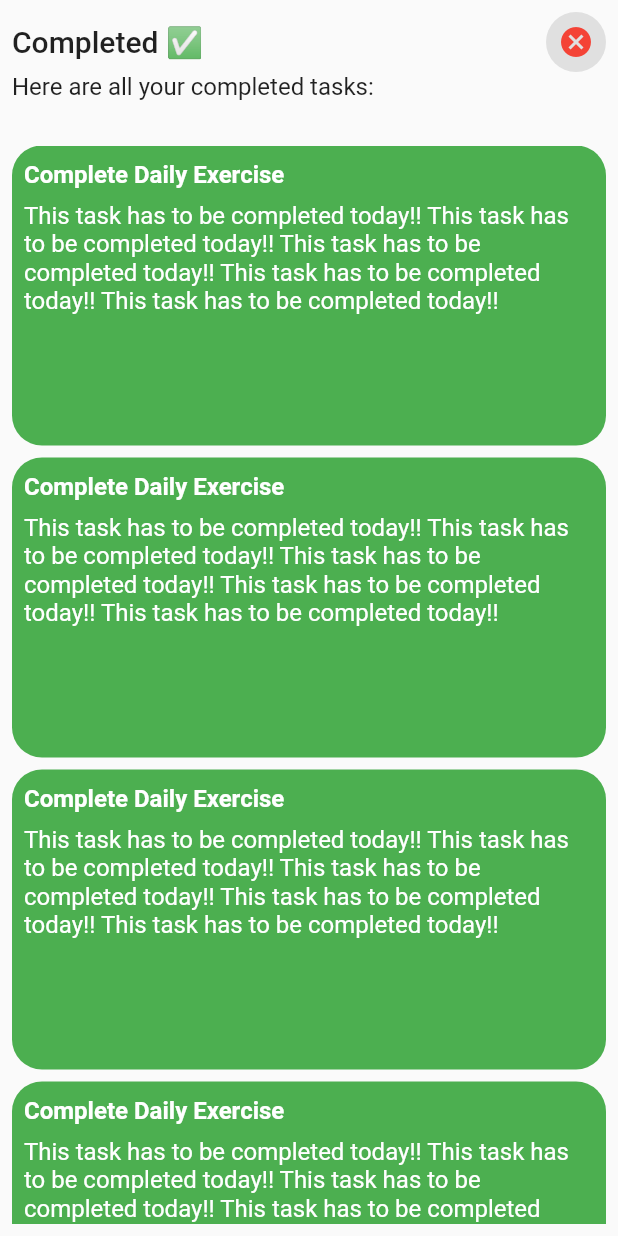
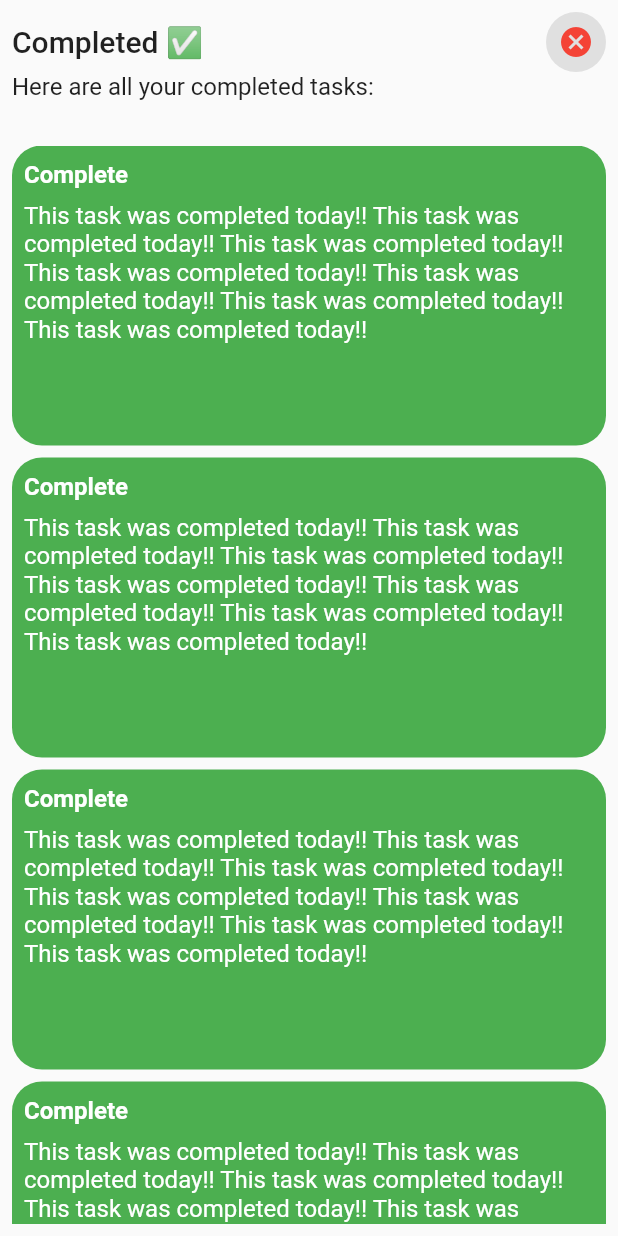
Before and after one commit to ogunkapc/GDSC-TMA, a Flutter app: the CompletedTaskPage screen opened directly, on a phone screen of 412 x 824 dp. Run offline on Flutter 3.47's test engine with Material 2 defaults, Android fonts, the phone set to English and light mode, and no system bars.

Commit message:
task page

```diff
--- a/lib/auth/sign_in.dart
+++ b/lib/auth/sign_in.dart
@@ -1,6 +1,6 @@
 import 'package:flutter/material.dart';
 import 'package:task_management_app/auth/sign_up.dart';
-import 'package:task_management_app/home_page/home_page.dart';
+import 'package:task_management_app/home_page/task_page.dart';
 import 'package:task_management_app/onboarding/custom_button.dart';
 
 class LoginScreen extends StatefulWidget {
--- a/lib/auth/sign_up.dart
+++ b/lib/auth/sign_up.dart
@@ -1,6 +1,6 @@
 import 'package:flutter/material.dart';
 import 'package:task_management_app/auth/sign_in.dart';
-import 'package:task_management_app/home_page/home_page.dart';
+import 'package:task_management_app/home_page/task_page.dart';
 import 'package:task_management_app/onboarding/custom_button.dart';
 
 class RegisterScreen extends StatefulWidget {
--- a/lib/completed_task/completed_task_screen.dart
+++ b/lib/completed_task/completed_task_screen.dart
@@ -1,5 +1,5 @@
 import 'package:flutter/material.dart';
-import 'package:task_management_app/home_page/home_page.dart';
+import 'package:task_management_app/home_page/task_page.dart';
 
 class CompletedTaskPage extends StatefulWidget {
   const CompletedTaskPage({Key? key}) : super(key: key);
@@ -68,12 +68,12 @@ class _CompletedTaskPageState extends State<CompletedTaskPage> {
                               crossAxisAlignment: CrossAxisAlignment.start,
                               children: const [
                                 Text(
-                                  "Complete Daily Exercise",
+                                  "Complete",
                                   style: TextStyle(
                                       fontSize: 16, fontWeight: FontWeight.bold, color: Colors.white),
                                 ),
                                 SizedBox(height: 8.0,),
-                                Text("This task has to be completed today!! This task has to be completed today!! This task has to be completed today!! This task has to be completed today!! This task has to be completed today!!", style: TextStyle(fontSize: 16, color: Colors.white),)
+                                Text("This task was completed today!! This task was completed today!! This task was completed today!! This task was completed today!! This task was completed today!! This task was completed today!! This task was completed today!! ", style: TextStyle(fontSize: 16, color: Colors.white),)
                               ],
                             ),
                           ),
```
Also changed, not shown: lib/home_page/task_page.dart (renamed from lib/home_page/home_page.dart).
